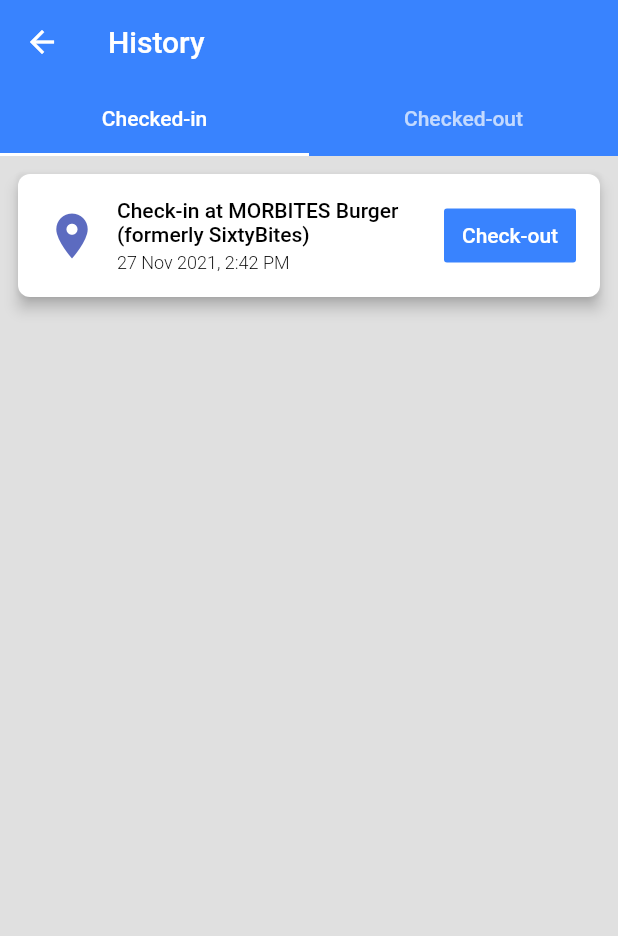
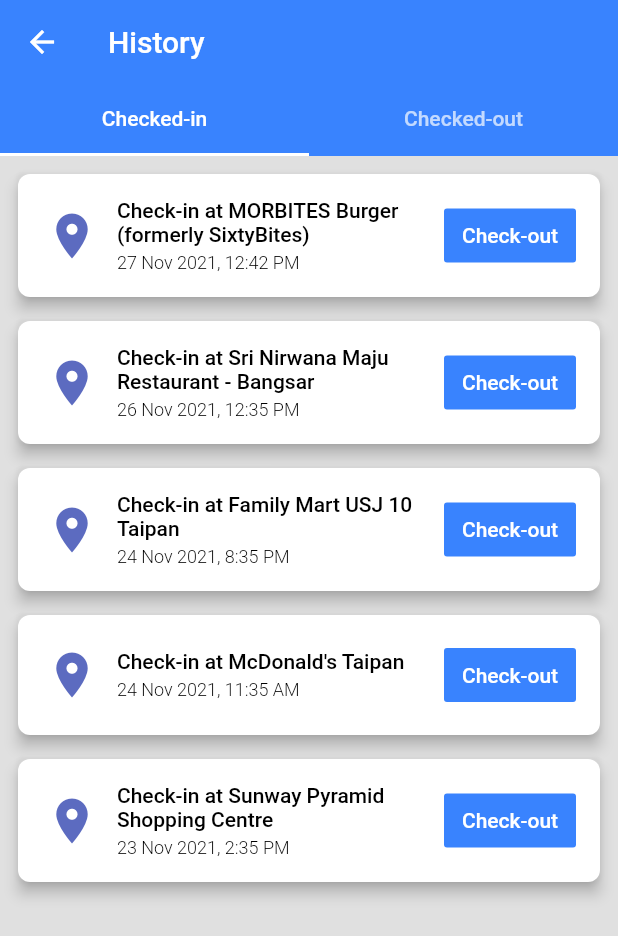
Before and after one commit to benz93chung/pseudosejahtera, a Flutter app: the screen it shows after launch, after a tap on "Review Check-in History", on a phone screen of 412 x 824 dp. Shown: the top 936 px of the screen. Run offline on Flutter 3.47's test engine with Material 2 defaults, Android fonts, the phone set to English and light mode, and no system bars; our stand-ins replace equatable, flutter_bloc, get_it; missing offline and left inert: flutter_statusbarcolor_ns.

Commit message:
Added list loading for HistoryPage with cubit and service

```diff
--- /dev/null
+++ b/lib/cubits/history_page_cubit.dart
@@ -0,0 +1,53 @@
+import 'package:flutter_bloc/flutter_bloc.dart';
+import 'package:pseudosejahtera/cubits/history_page_state.dart';
+import 'package:pseudosejahtera/enums/check_in_status.dart';
+import 'package:pseudosejahtera/models/check_in_history.dart';
+import 'package:pseudosejahtera/service_locator.dart';
+import 'package:pseudosejahtera/services/check_in_histories_service.dart';
+
+class HistoryPageCubit extends Cubit<HistoryPageState> {
+  final CheckInHistoriesService _checkInHistoriesService;
+
+  HistoryPageCubit._({required HistoryPageState state})
+      : _checkInHistoriesService = sl.get<CheckInHistoriesService>(),
+        super(state);
+
+  factory HistoryPageCubit.initial({HistoryPageState? state}) => HistoryPageCubit._(
+        state: state ?? const HistoryPageInitial(),
+      );
+
+  List<CheckInHistory> get checkedIns => _filterHistoriesByCheckInStatus(
+        histories: state.checkInHistories,
+        status: CheckInStatus.checkedIn,
+      );
+
+  List<CheckInHistory> get checkedOuts => _filterHistoriesByCheckInStatus(
+        histories: state.checkInHistories,
+        status: CheckInStatus.checkedOut,
+      );
+
+  Future<void> loadHistories() async {
+    try {
+      final histories = await _checkInHistoriesService.getCheckInHistories();
+
+      emit(
+        HistoryPageHistoriesLoaded(
+          checkInHistories: histories,
+        ),
+      );
+    } catch (e) {
+      emit(
+        HistoryPageError(
+          errorObj: e,
+          checkInHistories: state.checkInHistories,
+        ),
+      );
+    }
+  }
+
+  List<CheckInHistory> _filterHistoriesByCheckInStatus({
+    required List<CheckInHistory> histories,
+    required CheckInStatus status,
+  }) =>
+      histories.where((history) => history.checkInStatus == status).toList();
+}
--- /dev/null
+++ b/lib/cubits/history_page_state.dart
@@ -0,0 +1,40 @@
+import 'package:equatable/equatable.dart';
+import 'package:pseudosejahtera/models/check_in_history.dart';
+
+abstract class HistoryPageState extends Equatable {
+  final List<CheckInHistory> checkInHistories;
+
+  const HistoryPageState({required this.checkInHistories});
+
+  @override
+  List<Object?> get props => [checkInHistories];
+}
+
+class HistoryPageInitial extends HistoryPageState {
+  const HistoryPageInitial()
+      : super(
+          checkInHistories: const [],
+        );
+}
+
+class HistoryPageHistoriesLoaded extends HistoryPageState {
+  const HistoryPageHistoriesLoaded({
+    required List<CheckInHistory> checkInHistories,
+  }) : super(
+          checkInHistories: checkInHistories,
+        );
+}
+
+class HistoryPageError extends HistoryPageState {
+  final Object errorObj;
+
+  const HistoryPageError({
+    required this.errorObj,
+    required List<CheckInHistory> checkInHistories,
+  }) : super(
+          checkInHistories: checkInHistories,
+        );
+
+  @override
+  List<Object?> get props => super.props..addAll([errorObj]);
+}
--- a/lib/main.dart
+++ b/lib/main.dart
@@ -3,16 +3,28 @@
 import 'package:flutter/material.dart';
 import 'package:flutter_statusbarcolor_ns/flutter_statusbarcolor_ns.dart';
 import 'package:pseudosejahtera/app.dart';
+import 'package:pseudosejahtera/service_locator.dart';
+import 'package:pseudosejahtera/services/check_in_histories_service.dart';
 
 Future<void> main() async {
   await runZonedGuarded(
     () async {
       WidgetsFlutterBinding.ensureInitialized();
 
-      await FlutterStatusbarcolor.setStatusBarColor(const Color(0xFF3983FE));
+      await _registerDependencies();
+
+      await FlutterStatusbarcolor.setStatusBarColor(
+        const Color(0xFF3983FE),
+      );
 
       runApp(const PseudoSejahteraApp());
     },
     (_, __) {},
   );
 }
+
+Future<void> _registerDependencies() async {
+  sl.registerLazySingleton<CheckInHistoriesService>(
+    () => const CheckInHistoriesService(),
+  );
+}
--- a/lib/models/check_in.dart
+++ b/lib/models/check_in.dart
@@ -14,6 +14,15 @@
   }) =>
       CheckIn._(id: id, name: name);
 
+  factory CheckIn.fromJson({
+    required Map<String, dynamic> json,
+  }) {
+    return CheckIn._(
+      id: json['id'],
+      name: json['name'],
+    );
+  }
+
   @override
   List<Object?> get props => [id, name];
 }
--- a/lib/models/check_in_history.dart
+++ b/lib/models/check_in_history.dart
@@ -31,6 +31,18 @@
         modifiedAt: modifiedAt,
       );
 
+  factory CheckInHistory.fromJson({
+    required Map<String, dynamic> json,
+  }) {
+    return CheckInHistory._(
+      id: json['id'],
+      checkIn: CheckIn.fromJson(json: json['check_in']),
+      checkInStatus: CheckInStatus.values[json['check_in_status']],
+      createdAt: DateTime.fromMillisecondsSinceEpoch(json['created_at']),
+      modifiedAt: DateTime.fromMillisecondsSinceEpoch(json['modified_at']),
+    );
+  }
+
   @override
   List<Object?> get props => [id, checkIn];
 }
--- a/lib/screens/history_page/components/history_page_tile.dart
+++ b/lib/screens/history_page/components/history_page_tile.dart
@@ -45,7 +45,7 @@
                       size: checkinHistoryIconSize,
                     ),
                   ),
-                  Flexible(
+                  Expanded(
                     child: Column(
                       crossAxisAlignment: CrossAxisAlignment.start,
                       mainAxisSize: MainAxisSize.min,
@@ -65,10 +65,6 @@
                       ],
                     ),
                   ),
-                  if (isCheckedIn)
-                    const Padding(
-                      padding: EdgeInsets.symmetric(horizontal: spacingSmall),
-                    ),
                   if (isCheckedIn)
                     PseudoButton(
                       onPressed: () {
--- a/lib/screens/history_page/history_page.dart
+++ b/lib/screens/history_page/history_page.dart
@@ -1,10 +1,11 @@
 import 'package:flutter/material.dart';
+import 'package:flutter_bloc/flutter_bloc.dart';
 import 'package:pseudosejahtera/components/pseudo_scaffold.dart';
-import 'package:pseudosejahtera/enums/check_in_status.dart';
-import 'package:pseudosejahtera/models/check_in.dart';
-import 'package:pseudosejahtera/models/check_in_history.dart';
+import 'package:pseudosejahtera/cubits/history_page_cubit.dart';
+import 'package:pseudosejahtera/cubits/history_page_state.dart';
 import 'package:pseudosejahtera/screens/history_page/components/history_page_base.dart';
 import 'package:pseudosejahtera/screens/history_page/components/history_page_tile.dart';
+import 'package:pseudosejahtera/service_locator.dart';
 
 class HistoryPage extends StatefulWidget {
   const HistoryPage({Key? key}) : super(key: key);
@@ -14,6 +15,18 @@
 }
 
 class _HistoryPageState extends State<HistoryPage> {
+  late HistoryPageCubit _historyPageCubit;
+
+  @override
+  void initState() {
+    super.initState();
+
+    // If registered,
+    // it is likely from a widget test that wishes to use the mocked version of the cubit
+    _historyPageCubit = sl.isRegistered<HistoryPageCubit>() ? sl.get<HistoryPageCubit>() : HistoryPageCubit.initial();
+    _historyPageCubit.loadHistories();
+  }
+
   @override
   Widget build(BuildContext context) {
     return Builder(builder: (context) {
@@ -27,7 +40,10 @@
         body: DefaultTabController(
           initialIndex: 0,
           length: 2,
-          child: Column(
+          child: BlocBuilder<HistoryPageCubit, HistoryPageState>(
+            bloc: _historyPageCubit,
+            builder: (context, state) {
+              return Column(
                 crossAxisAlignment: CrossAxisAlignment.center,
                 children: [
                   Padding(
@@ -51,56 +67,37 @@
                     child: TabBarView(
                       children: [
                         HistoryPageBase(
-                      tiles: [
-                        HistoryPageTile(
+                          tiles: state is HistoryPageInitial
+                              ? const []
+                              : _historyPageCubit.checkedIns
+                                  .map(
+                                    (history) => HistoryPageTile(
                                       onPressedTile: () {},
                                       onPressedCheckOut: (_) {},
-                          checkInHistory: CheckInHistory.create(
-                            id: '6d314ed3-6ff0-49f7-bd93-963e10fd8bc4',
-                            checkIn: CheckIn.create(
-                                id: 'ae564ca1-e7ef-4850-bf07-365f10598026',
-                                name: 'MORBITES Burger (formerly SixtyBites)'),
-                            checkInStatus: CheckInStatus.checkedIn,
-                            createdAt: DateTime.fromMillisecondsSinceEpoch(1638016947000),
-                            modifiedAt: DateTime.fromMillisecondsSinceEpoch(1638024147000),
+                                      checkInHistory: history,
                                     ),
-                        ),
-                      ],
+                                  )
+                                  .toList(),
                         ),
                         HistoryPageBase(
-                      tiles: [
-                        HistoryPageTile(
+                          tiles: state is HistoryPageInitial
+                              ? const []
+                              : _historyPageCubit.checkedOuts
+                                  .map(
+                                    (history) => HistoryPageTile(
                                       onPressedTile: () {},
                                       onPressedCheckOut: (_) {},
-                          checkInHistory: CheckInHistory.create(
-                            id: '6d314ed3-6ff0-49f7-bd93-963e10fd8bc4',
-                            checkIn: CheckIn.create(
-                                id: 'ae564ca1-e7ef-4850-bf07-365f10598026',
-                                name: 'MORBITES Burger (formerly SixtyBites)'),
-                            checkInStatus: CheckInStatus.checkedOut,
-                            createdAt: DateTime.fromMillisecondsSinceEpoch(1638016947000),
-                            modifiedAt: DateTime.fromMillisecondsSinceEpoch(1638024147000),
+                                      checkInHistory: history,
                                     ),
-                        ),
-                        HistoryPageTile(
-                          onPressedTile: () {},
-                          onPressedCheckOut: (_) {},
-                          checkInHistory: CheckInHistory.create(
-                            id: '6d314ed3-6ff0-49f7-bd93-963e10fd8bc4',
-                            checkIn: CheckIn.create(
-                                id: 'ae564ca1-e7ef-4850-bf07-365f10598026',
-                                name: 'MORBITES Burger (formerly SixtyBites)'),
-                            checkInStatus: CheckInStatus.checkedOut,
-                            createdAt: DateTime.fromMillisecondsSinceEpoch(1638016947000),
-                            modifiedAt: DateTime.fromMillisecondsSinceEpoch(1638024147000),
-                          ),
-                        ),
-                      ],
+                                  )
+                                  .toList(),
                         ),
                       ],
                     ),
                   ),
                 ],
+              );
+            },
           ),
         ),
       );
--- a/lib/screens/status_page/components/check_out_reminder_card.dart
+++ b/lib/screens/status_page/components/check_out_reminder_card.dart
@@ -50,7 +50,7 @@
                           ),
                           const Padding(padding: EdgeInsets.symmetric(vertical: spacingXSmall)),
                           Text(
-                            'Please check yourself out from locations that you are no longer present at.',
+                            'Please check-out from locations you are no longer present at.',
                             style: textTheme.subtitle1?.copyWith(color: colorScheme.onError),
                           ),
                         ],
--- a/lib/screens/status_page/status_page.dart
+++ b/lib/screens/status_page/status_page.dart
@@ -42,7 +42,7 @@
                     ),
                     const Padding(
                       padding: EdgeInsets.symmetric(horizontal: spacingSmall, vertical: spacingXSmall),
-                      child: CheckOutReminderCard(historyCount: 12),
+                      child: CheckOutReminderCard(historyCount: 5),
                     ),
                     Padding(
                       padding: const EdgeInsets.symmetric(horizontal: spacingSmall, vertical: spacingXSmall),
--- /dev/null
+++ b/lib/service_locator.dart
@@ -0,0 +1,3 @@
+import 'package:get_it/get_it.dart';
+
+GetIt sl = GetIt.instance;
--- /dev/null
+++ b/lib/services/check_in_histories_service.dart
@@ -0,0 +1,27 @@
+import 'dart:convert';
+import 'package:flutter/services.dart' show rootBundle;
+
+import 'package:pseudosejahtera/models/check_in_history.dart';
+
+class CheckInHistoriesService {
+  const CheckInHistoriesService();
+
+  Future<List<CheckInHistory>> getCheckInHistories() async {
+    final jsonBody = await _getLocalJson();
+    Iterable histories = json.decode(jsonBody);
+
+    return List<CheckInHistory>.from(
+      histories.map(
+        (json) => CheckInHistory.fromJson(
+          json: json,
+        ),
+      ),
+    );
+  }
+
+  Future<String> _getLocalJson() async {
+    return await rootBundle.loadString(
+      'assets/json/check_in_histories.json',
+    );
+  }
+}
--- a/pubspec.yaml
+++ b/pubspec.yaml
@@ -13,21 +13,25 @@
   equatable: ^2.0.3
   flutter:
     sdk: flutter
+  flutter_bloc: ^8.0.0
   flutter_statusbarcolor_ns: ^0.4.0
+  get_it: ^7.2.0
   intl: ^0.17.0
 
 dev_dependencies:
+  build_runner: ^2.1.5
   flutter_launcher_icons: ^0.9.2
   flutter_test:
     sdk: flutter
-
   flutter_lints: ^1.0.0
+  mockito: ^5.0.16
 
 flutter:
   uses-material-design: true
   assets:
     - assets/fonts/
     - assets/icon/
+    - assets/json/check_in_histories.json
 
   fonts:
     - family: PseudoSejahteraIcons
```
Also changed, not shown: assets/json/check_in_histories.json (added, +72 -0 lines), 7 other files. Lines whose indentation alone changed are shown as unchanged.
